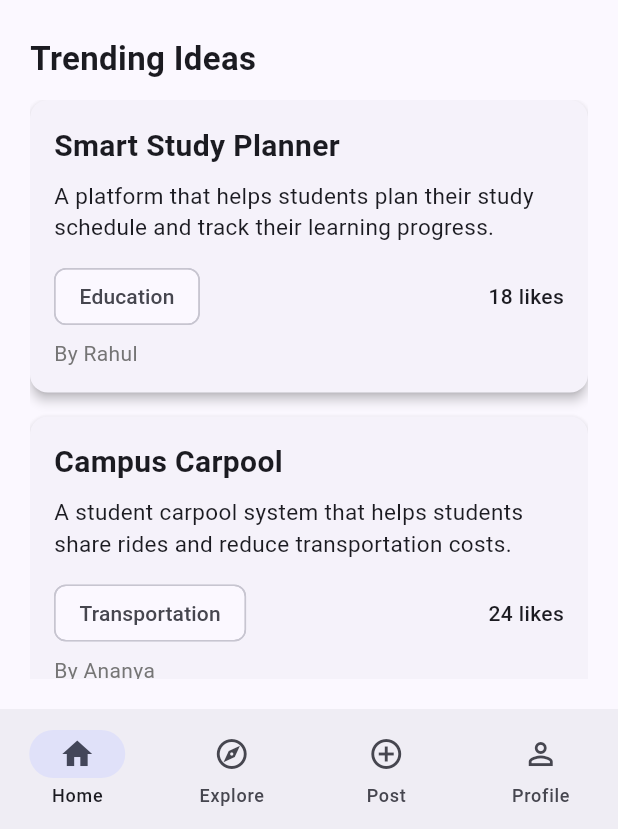
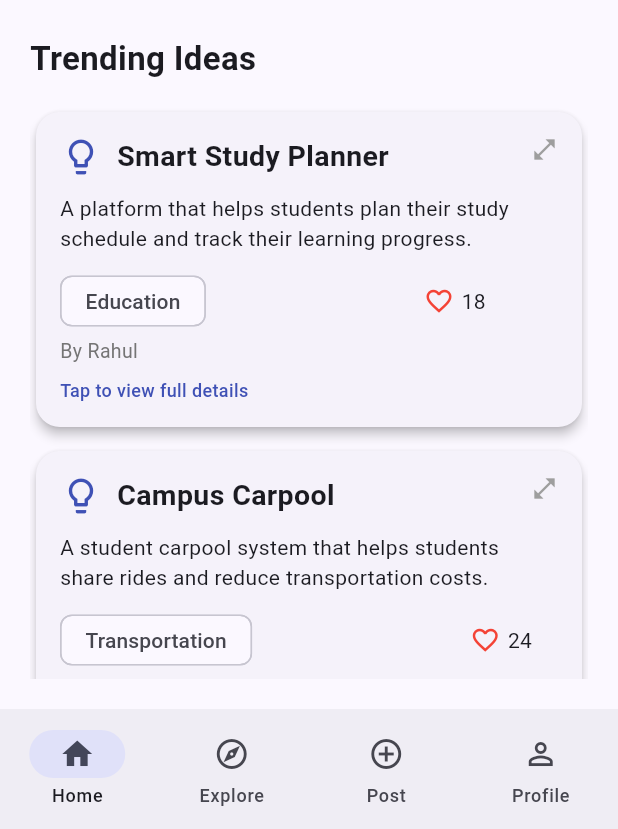
Before and after one commit to suvarshinigandham/ideabank, a Flutter app: the screen it shows after launch, on a phone screen of 412 x 824 dp, the part 407-1236 px from its top. Run offline on Flutter 3.47's test engine with Material 3 defaults, Android fonts, the phone set to English and light mode, and no system bars.

Commit message:
Add idea details screen

```diff
--- a/lib/idea_card.dart
+++ b/lib/idea_card.dart
@@ -1,3 +1,4 @@
+
 import 'package:flutter/material.dart';
 import 'idea.dart';
 
@@ -9,61 +10,154 @@ class IdeaCard extends StatelessWidget {
     required this.idea,
   });
 
+  void _showDetails(BuildContext context) {
+    showDialog(
+      context: context,
+      builder: (context) {
+        return AlertDialog(
+          title: Text(idea.title),
+          content: SingleChildScrollView(
+            child: Column(
+              mainAxisSize: MainAxisSize.min,
+              crossAxisAlignment: CrossAxisAlignment.start,
+              children: [
+                Text(
+                  idea.description,
+                  style: const TextStyle(fontSize: 15),
+                ),
+                const SizedBox(height: 16),
+                Chip(
+                  avatar: const Icon(
+                    Icons.category,
+                    size: 18,
+                  ),
+                  label: Text(idea.category),
+                ),
+                const SizedBox(height: 8),
+                Row(
+                  children: [
+                    const Icon(Icons.person_outline, size: 20),
+                    const SizedBox(width: 8),
+                    Expanded(
+                      child: Text('Created by ${idea.author}'),
+                    ),
+                  ],
+                ),
+                const SizedBox(height: 12),
+                Row(
+                  children: [
+                    const Icon(
+                      Icons.favorite,
+                      color: Colors.red,
+                      size: 20,
+                    ),
+                    const SizedBox(width: 8),
+                    Text('${idea.likes} likes'),
+                  ],
+                ),
+              ],
+            ),
+          ),
+          actions: [
+            TextButton(
+              onPressed: () => Navigator.pop(context),
+              child: const Text('Close'),
+            ),
+          ],
+        );
+      },
+    );
+  }
+
   @override
   Widget build(BuildContext context) {
     return Card(
-      margin: const EdgeInsets.only(bottom: 16),
+      margin: const EdgeInsets.symmetric(
+        horizontal: 4,
+        vertical: 8,
+      ),
       elevation: 3,
+      shape: RoundedRectangleBorder(
+        borderRadius: BorderRadius.circular(16),
+      ),
+      child: InkWell(
+        borderRadius: BorderRadius.circular(16),
+        onTap: () => _showDetails(context),
         child: Padding(
           padding: const EdgeInsets.all(16),
           child: Column(
             crossAxisAlignment: CrossAxisAlignment.start,
             children: [
-            Text(
+              Row(
+                crossAxisAlignment: CrossAxisAlignment.start,
+                children: [
+                  const Icon(
+                    Icons.lightbulb_outline,
+                    color: Colors.indigo,
+                    size: 28,
+                  ),
+                  const SizedBox(width: 10),
+                  Expanded(
+                    child: Text(
                       idea.title,
                       style: const TextStyle(
-                fontSize: 20,
+                        fontSize: 19,
                         fontWeight: FontWeight.bold,
                       ),
                     ),
-
-            const SizedBox(height: 8),
-
+                  ),
+                  const Icon(
+                    Icons.open_in_full,
+                    size: 18,
+                    color: Colors.grey,
+                  ),
+                ],
+              ),
+              const SizedBox(height: 10),
               Text(
                 idea.description,
-              style: const TextStyle(
-                fontSize: 15,
+                maxLines: 3,
+                overflow: TextOverflow.ellipsis,
+                style: const TextStyle(fontSize: 14),
+              ),
+              const SizedBox(height: 12),
+              Row(
+                children: [
+                  Flexible(
+                    child: Chip(
+                      label: Text(idea.category),
+                      visualDensity: VisualDensity.compact,
                     ),
                   ),
-
-            const SizedBox(height: 12),
-
-            Row(
-              children: [
-                Chip(
-                  label: Text(idea.category),
+                  const Spacer(),
+                  const Icon(
+                    Icons.favorite_border,
+                    color: Colors.red,
+                    size: 20,
                   ),
-
-                const Spacer(),
-
+                  const SizedBox(width: 5),
+                  Text('${idea.likes}'),
+                ],
+              ),
+              const SizedBox(height: 4),
               Text(
-                  '${idea.likes} likes',
-                  style: const TextStyle(
+                'By ${idea.author}',
+                style: TextStyle(
+                  fontSize: 13,
+                  color: Colors.grey.shade600,
+                ),
+              ),
+              const SizedBox(height: 8),
+              const Text(
+                'Tap to view full details',
+                style: TextStyle(
+                  fontSize: 12,
+                  color: Colors.indigo,
                   fontWeight: FontWeight.w500,
                 ),
               ),
             ],
           ),
-
-            const SizedBox(height: 4),
-
-            Text(
-              'By ${idea.author}',
-              style: TextStyle(
-                color: Colors.grey.shade600,
-              ),
-            ),
-          ],
         ),
       ),
     );
```
Also changed, not shown: 2 other files. Lines whose indentation alone changed are shown as unchanged.
